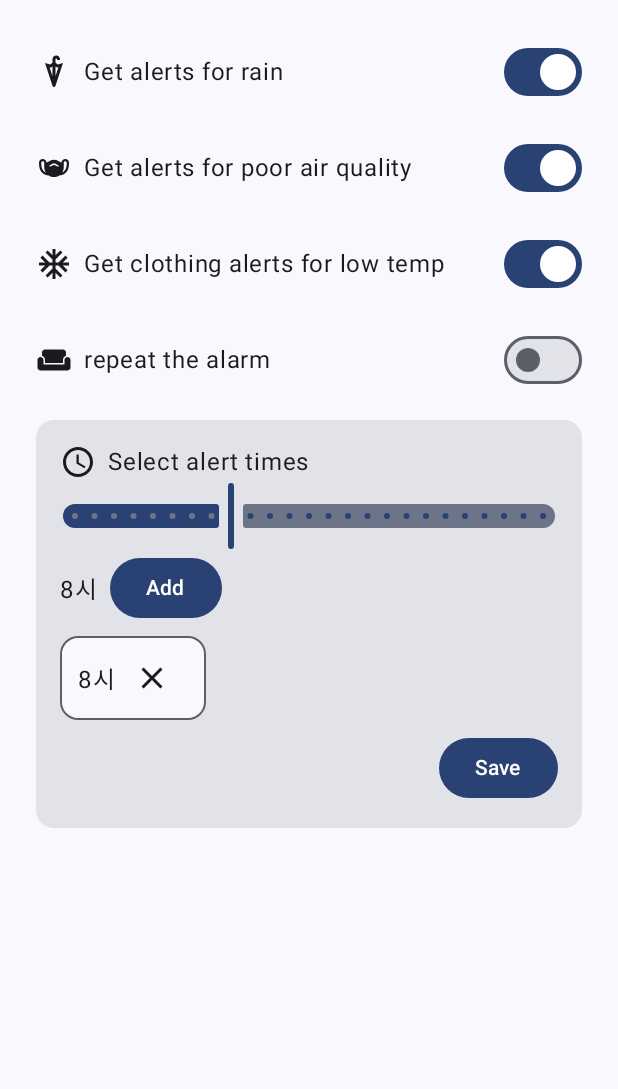
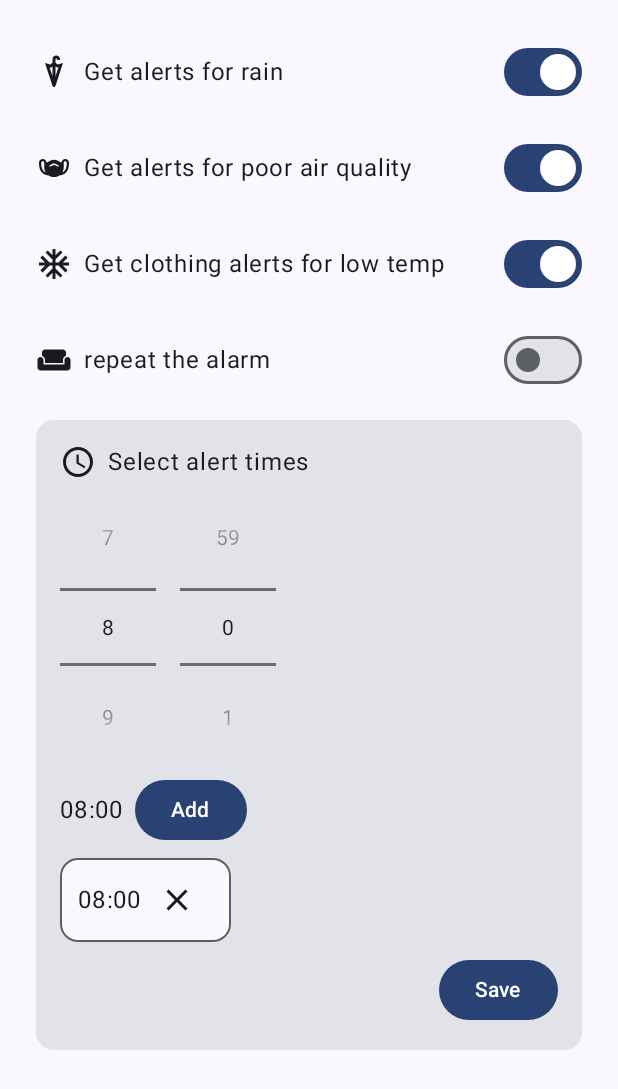
Before and after one commit to JaeYunChung/android-weather-notification-service, an Android app built with Jetpack Compose: the composable NotificationSettingsScreen shown on its own in the app's theme, after a tap on "Add", on a phone screen of 412 x 824 dp. Shown: the top 1089 px of the screen. Run offline under Robolectric (Android 15) with nearby library versions, the phone set to English and light mode, and no system bars.

Commit message:
feat: add minute support for alert times

```diff
--- a/app/src/main/java/com/example/weather_notification_service/domain/dto/NotificationTimeRequest.kt
+++ b/app/src/main/java/com/example/weather_notification_service/domain/dto/NotificationTimeRequest.kt
@@ -2,5 +2,8 @@ package com.example.weather_notification_service.domain.dto
 
 data class NotificationTimeRequest(
     val memberId: String,
-    val hours: List<Int>,
+    /**
+     * List of times in HH:mm format
+     */
+    val times: List<String>,
 )
--- a/app/src/main/java/com/example/weather_notification_service/setting_screen/CustomSettingScreen.kt
+++ b/app/src/main/java/com/example/weather_notification_service/setting_screen/CustomSettingScreen.kt
@@ -15,7 +15,8 @@ import androidx.compose.material.icons.filled.Close
 import androidx.compose.material3.Icon
 import androidx.compose.material3.Switch
 import androidx.compose.material3.Text
-import androidx.compose.material3.Slider
+import android.widget.NumberPicker
+import androidx.compose.ui.viewinterop.AndroidView
 import androidx.compose.material3.Button
 import androidx.compose.material3.Card
 import androidx.compose.material3.CardDefaults
@@ -47,8 +48,9 @@ fun NotificationSettingsScreen() {
     var dustAlert by remember { mutableStateOf(true) }
     var tempAlert by remember { mutableStateOf(true) }
     var weekendOff by remember { mutableStateOf(false) }
-    var selectedHour by remember { mutableStateOf(8f) }
-    var alertTimes by remember { mutableStateOf(listOf<Int>()) }
+    var selectedHour by remember { mutableStateOf(8) }
+    var selectedMinute by remember { mutableStateOf(0) }
+    var alertTimes by remember { mutableStateOf(listOf<String>()) }
 
     LaunchedEffect(Unit) {
         try {
@@ -164,26 +166,28 @@ fun NotificationSettingsScreen() {
                     )
                     Text("Select alert times")
                 }
-                Slider(
-                    value = selectedHour,
-                    onValueChange = { selectedHour = it },
-                    valueRange = 0f..23f,
-                    steps = 23
-                )
+                Row(
+                    verticalAlignment = Alignment.CenterVertically,
+                    horizontalArrangement = Arrangement.spacedBy(16.dp),
+                    modifier = Modifier.padding(vertical = 8.dp)
+                ) {
+                    WheelNumberPicker(value = selectedHour, range = 0..23, onValueChange = { selectedHour = it })
+                    WheelNumberPicker(value = selectedMinute, range = 0..59, onValueChange = { selectedMinute = it })
+                }
                 Row(verticalAlignment = Alignment.CenterVertically) {
-                    Text("${selectedHour.toInt()}시")
+                    Text(String.format("%02d:%02d", selectedHour, selectedMinute))
                     Spacer(modifier = Modifier.width(8.dp))
                     Button(onClick = {
-                        val hour = selectedHour.toInt()
-                        if (!alertTimes.contains(hour)) {
-                            alertTimes = alertTimes + hour
+                        val time = String.format("%02d:%02d", selectedHour, selectedMinute)
+                        if (!alertTimes.contains(time)) {
+                            alertTimes = alertTimes + time
                         }
                     }) {
                         Text("Add")
                     }
                 }
                 FlowRow(modifier = Modifier.fillMaxWidth(), horizontalArrangement = Arrangement.spacedBy(8.dp)) {
-                    alertTimes.sorted().forEach { hour ->
+                    alertTimes.sorted().forEach { time ->
                         Card(
                             border = BorderStroke(1.dp, MaterialTheme.colorScheme.outline),
                             colors = CardDefaults.outlinedCardColors(),
@@ -193,8 +197,8 @@ fun NotificationSettingsScreen() {
                                 verticalAlignment = Alignment.CenterVertically,
                                 modifier = Modifier.padding(horizontal = 12.dp, vertical = 4.dp)
                             ) {
-                                Text("${hour}시")
-                                IconButton(onClick = { alertTimes = alertTimes - hour }) {
+                                Text(time)
+                                IconButton(onClick = { alertTimes = alertTimes - time }) {
                                     Icon(Icons.Default.Close, contentDescription = "Remove")
                                 }
                             }
@@ -239,3 +243,21 @@ fun SettingRow(label: String, icon: ImageVector, checked: Boolean, onToggle: (Bo
         Switch(checked = checked, onCheckedChange = onToggle)
     }
 }
+
+@Composable
+fun WheelNumberPicker(value: Int, range: IntRange, onValueChange: (Int) -> Unit, modifier: Modifier = Modifier) {
+    AndroidView(
+        factory = { context ->
+            NumberPicker(context).apply {
+                minValue = range.first
+                maxValue = range.last
+                this.value = value
+                setOnValueChangedListener { _, _, newVal ->
+                    onValueChange(newVal)
+                }
+            }
+        },
+        update = { picker -> picker.value = value },
+        modifier = modifier
+    )
+}
```
